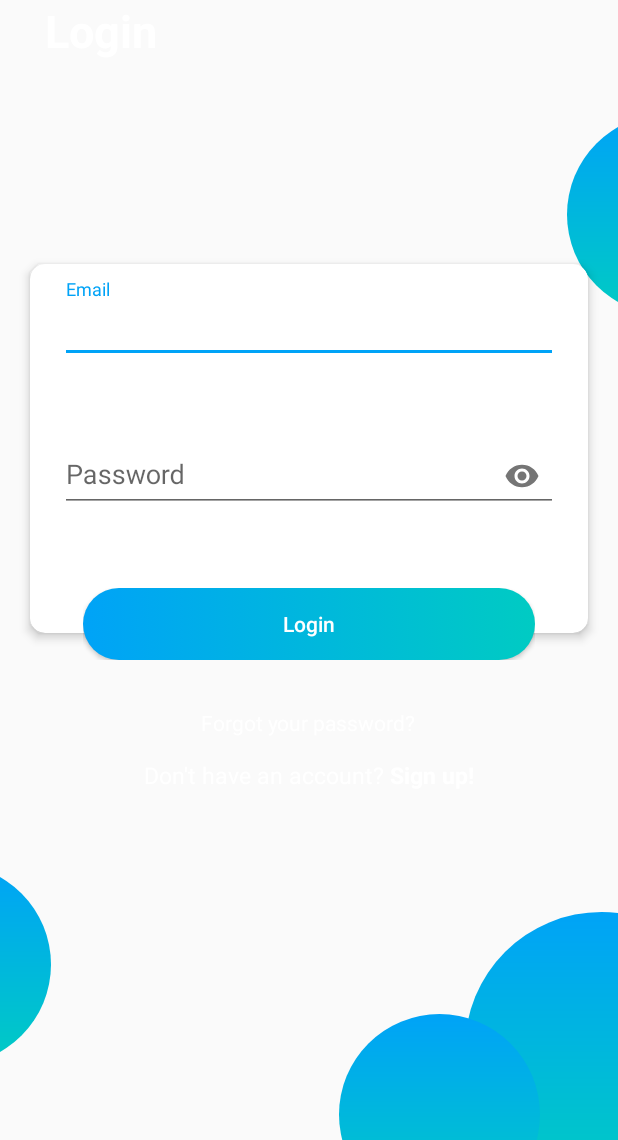
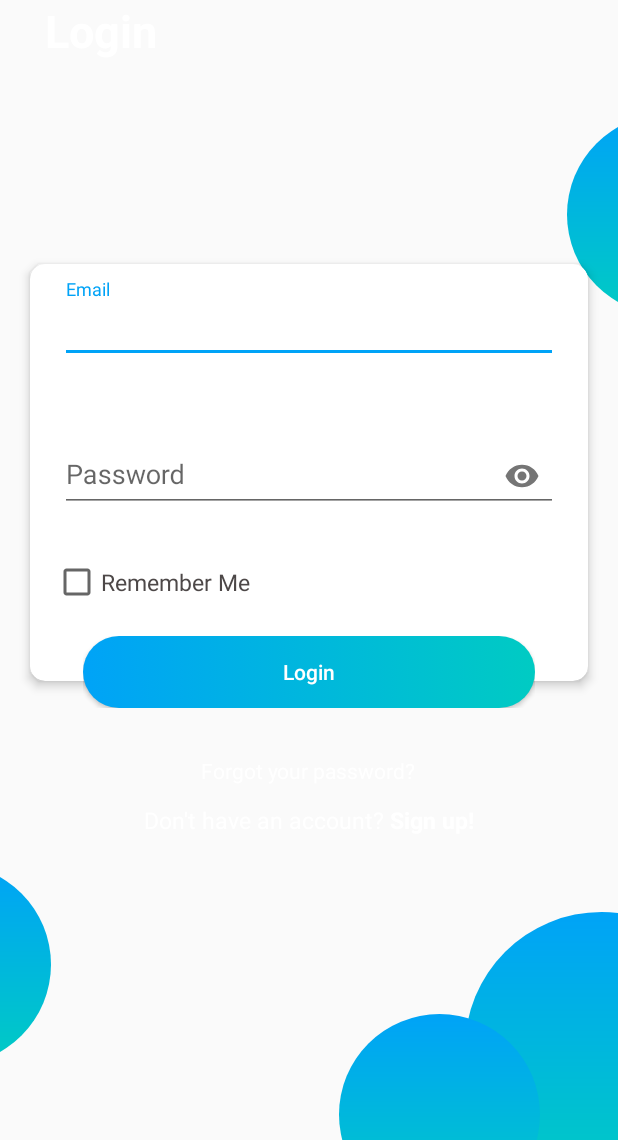
Before and after one commit to manuel103/TravelBuddy, an Android app: the layout login_layout.xml on its own in the app's theme, with its tools: preview values and no code run, on a phone screen of 412 x 824 dp, the part 96-1236 px from its top. Run offline under Robolectric (Android 15) with nearby library versions, the phone set to English and light mode, and no system bars.

Commit message:
initial commit

```diff
--- a/app/src/main/res/layout/home_layout.xml
+++ b/app/src/main/res/layout/home_layout.xml
@@ -6,7 +6,7 @@
     android:layout_marginTop="5dp">
 
 
-    <android.support.v7.widget.CardView
+    <androidx.cardview.widget.CardView
         android:layout_width="match_parent"
         android:layout_height="wrap_content"
         app:cardElevation="2dp"
@@ -27,7 +27,7 @@
             <TextView
                 android:layout_width="wrap_content"
                 android:layout_height="wrap_content"
-                android:text="@string resource"
+                android:text="Some text"
                 android:id="@+id/name"
                 android:layout_below="@+id/image"
                 android:layout_marginTop="10dp"
@@ -36,7 +36,7 @@
         </RelativeLayout>
 
 
-     </android.support.v7.widget.CardView>
+     </androidx.cardview.widget.CardView>
 
 
 </RelativeLayout>
--- a/app/src/main/res/layout/login_layout.xml
+++ b/app/src/main/res/layout/login_layout.xml
@@ -144,6 +144,16 @@
 
                     </com.google.android.material.textfield.TextInputLayout>
 
+
+                    <androidx.appcompat.widget.AppCompatCheckBox
+                        android:layout_width="match_parent"
+                        android:layout_height="wrap_content"
+                        android:id="@+id/checkBoxRememberMe"
+                        android:textColor="#4D4848"
+                        android:text="@string/check_remember"
+                        android:textSize="15sp"
+                        android:layout_marginLeft="15dp"/>
+
                 </LinearLayout>
             </androidx.cardview.widget.CardView>
 
@@ -196,7 +206,7 @@
                 android:layout_width="wrap_content"
                 android:layout_height="wrap_content"
                 android:layout_centerHorizontal="true"
-                android:layout_marginTop="350dp"
+                android:layout_marginTop="380dp"
                 android:textSize="15sp"
                 android:textColor="#ffffff"
                 android:text="@string/don_t_have_an_account_sign_up" />
```
